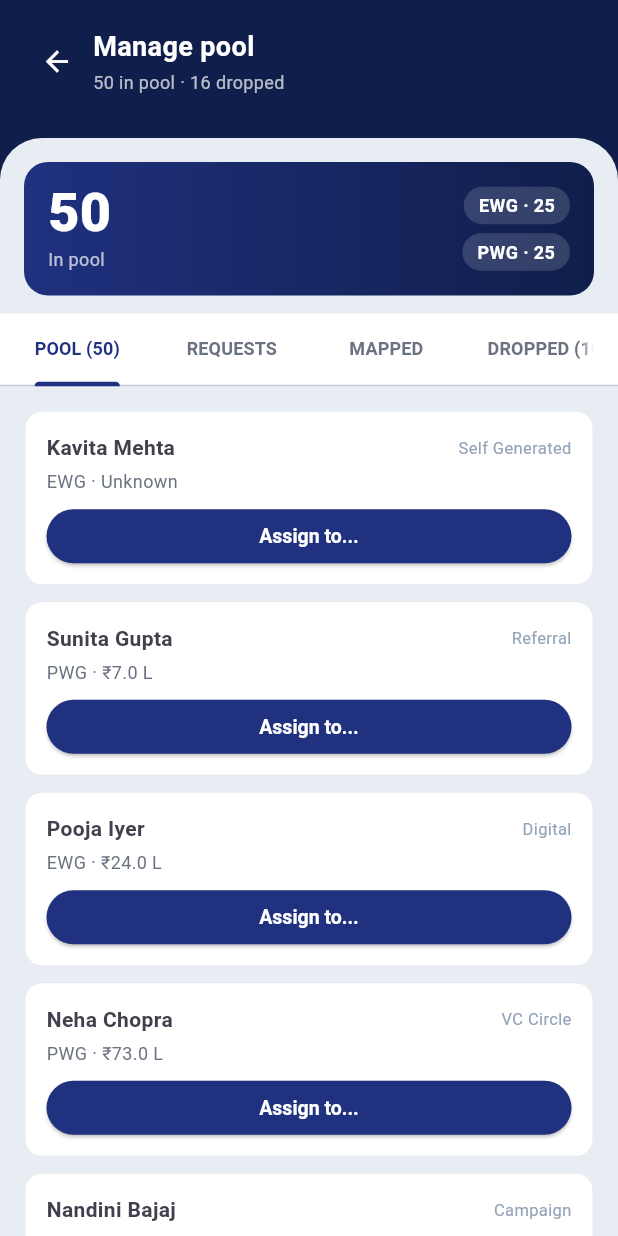
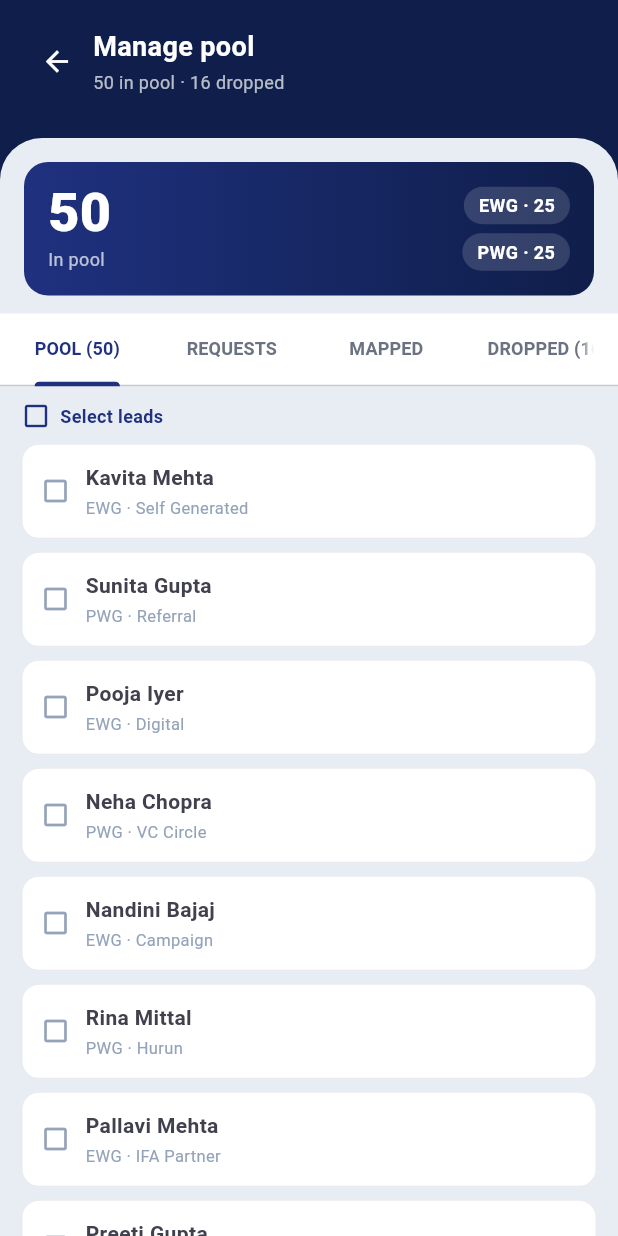
Before and after one commit to RahulVakil/matrix-lead-prospects, a Flutter app: the ManagePoolScreen screen opened by its route, on a phone screen of 412 x 824 dp. Run offline on Flutter 3.47's test engine with Material 3 defaults, Android fonts, the phone set to English and light mode, and no system bars; our stand-ins replace equatable, flutter_bloc, flutter_riverpod, get_it, go_router, google_fonts and 2 more.

Commit message:
Admin pool bulk assign, TL my-leads filter, 30-day status cycle, RM-6 claimed leads fix, demo scenario timing updated
Co-Authored-By: Claude Opus 4.6 (1M context) <noreply@anthropic.com>

```diff
--- a/lib/core/enums/ib_deal_type.dart
+++ b/lib/core/enums/ib_deal_type.dart
@@ -120,7 +120,7 @@ enum IbDealSizeBucket {
 }
 
 /// IB Status Tracking enum — hardcoded per spec. 5 values only.
-/// Reminder cadence: weekly (7 days); escalation at day 9.
+/// Reminder cadence: 30 days; escalation at day 32 (30+2).
 enum IbProgressStatus {
   inDiscussion('In Discussion'),
   proposalSent('Proposal Sent'),
--- a/lib/features/admin/presentation/pages/manage_pool_screen.dart
+++ b/lib/features/admin/presentation/pages/manage_pool_screen.dart
@@ -204,72 +204,51 @@ class _ManagePoolScreenState extends State<ManagePoolScreen>
 // Tab 1: Assign leads
 // ────────────────────────────────────────────────────────────────────
 
-class _AssignTab extends StatelessWidget {
+class _AssignTab extends StatefulWidget {
   final List<LeadModel> poolLeads;
   final void Function(LeadModel lead, String rmId, String rmName) onAssign;
 
   const _AssignTab({required this.poolLeads, required this.onAssign});
 
   @override
-  Widget build(BuildContext context) {
-    if (poolLeads.isEmpty) {
-      return const CompassEmptyState(
-        icon: Icons.inventory_2_outlined,
-        title: 'Pool is empty',
-        subtitle: 'No unassigned leads available',
-      );
+  State<_AssignTab> createState() => _AssignTabState();
 }
+
+class _AssignTabState extends State<_AssignTab> {
+  final Set<String> _selected = {};
+
+  void _toggleSelection(String id) {
+    setState(() {
+      if (_selected.contains(id)) {
+        _selected.remove(id);
+      } else {
+        _selected.add(id);
+      }
+    });
+  }
+
+  void _selectAll() {
+    setState(() {
+      if (_selected.length == widget.poolLeads.length) {
+        _selected.clear();
+      } else {
+        _selected.addAll(widget.poolLeads.map((l) => l.id));
+      }
+    });
+  }
+
+  void _showAssignSheet() {
+    if (_selected.isEmpty) return;
     final rms = MockDataGenerators.allRMs;
-    return ListView.builder(
-      padding: const EdgeInsets.all(16),
-      itemCount: poolLeads.length,
-      itemBuilder: (_, i) {
-        final lead = poolLeads[i];
-        return Container(
-          margin: const EdgeInsets.only(bottom: 10),
-          padding: const EdgeInsets.all(14),
-          decoration: BoxDecoration(
-            color: AppColors.surfacePrimary,
-            borderRadius: BorderRadius.circular(12),
-            border: Border.all(color: AppColors.borderDefault.withValues(alpha: 0.5)),
-          ),
-          child: Column(
-            crossAxisAlignment: CrossAxisAlignment.start,
-            children: [
-              Row(
-                children: [
-                  Expanded(
-                    child: Text(
-                      lead.fullName,
-                      style: AppTextStyles.labelLarge.copyWith(fontWeight: FontWeight.w700),
-                      maxLines: 1,
-                      overflow: TextOverflow.ellipsis,
-                    ),
-                  ),
-                  Text(
-                    lead.source.label,
-                    style: AppTextStyles.caption.copyWith(color: AppColors.textHint),
-                  ),
-                ],
-              ),
-              const SizedBox(height: 4),
-              Text(
-                '${lead.vertical} · ${lead.aumDisplay}',
-                style: AppTextStyles.bodySmall.copyWith(color: AppColors.textSecondary),
-              ),
-              const SizedBox(height: 10),
-              SizedBox(
-                height: 36,
-                width: double.infinity,
-                child: ElevatedButton(
-                  onPressed: () {
+    final selectedLeads =
+        widget.poolLeads.where((l) => _selected.contains(l.id)).toList();
     showModalBottomSheet(
       context: context,
       backgroundColor: Colors.transparent,
-                      builder: (_) => Container(
+      builder: (sheetCtx) => Container(
         decoration: const BoxDecoration(
           color: Colors.white,
-                          borderRadius: BorderRadius.vertical(top: Radius.circular(27)),
+          borderRadius: BorderRadius.vertical(top: Radius.circular(20)),
         ),
         child: SafeArea(
           top: false,
@@ -279,26 +258,51 @@ class _AssignTab extends StatelessWidget {
               mainAxisSize: MainAxisSize.min,
               crossAxisAlignment: CrossAxisAlignment.start,
               children: [
-                                Text('Assign to RM', style: AppTextStyles.heading3.copyWith(fontWeight: FontWeight.w700)),
+                Text(
+                  'Assign ${selectedLeads.length} lead${selectedLeads.length == 1 ? '' : 's'} to RM',
+                  style: AppTextStyles.heading3
+                      .copyWith(fontWeight: FontWeight.w700),
+                ),
                 const SizedBox(height: 14),
                 ConstrainedBox(
-                                  constraints: BoxConstraints(maxHeight: MediaQuery.of(context).size.height * 0.4),
+                  constraints: BoxConstraints(
+                      maxHeight:
+                          MediaQuery.of(context).size.height * 0.4),
                   child: ListView(
                     shrinkWrap: true,
-                                    children: rms.map((rm) => ListTile(
+                    children: rms
+                        .map((rm) => ListTile(
                               contentPadding: EdgeInsets.zero,
                               leading: CircleAvatar(
                                 radius: 18,
-                                        backgroundColor: const Color(0xFFDBEAFE),
-                                        child: Text(rm.initials, style: AppTextStyles.caption.copyWith(color: AppColors.navyPrimary, fontWeight: FontWeight.w700)),
+                                backgroundColor:
+                                    const Color(0xFFDBEAFE),
+                                child: Text(rm.initials,
+                                    style: AppTextStyles.caption
+                                        .copyWith(
+                                            color:
+                                                AppColors.navyPrimary,
+                                            fontWeight:
+                                                FontWeight.w700)),
                               ),
-                                      title: Text(rm.name, style: AppTextStyles.bodyMedium.copyWith(fontWeight: FontWeight.w600)),
-                                      subtitle: Text(rm.designation ?? '', style: AppTextStyles.caption),
+                              title: Text(rm.name,
+                                  style: AppTextStyles.bodyMedium
+                                      .copyWith(
+                                          fontWeight:
+                                              FontWeight.w600)),
+                              subtitle: Text(
+                                  rm.designation ?? '',
+                                  style: AppTextStyles.caption),
                               onTap: () {
-                                        Navigator.pop(context);
-                                        onAssign(lead, rm.id, rm.name);
+                                Navigator.pop(sheetCtx);
+                                for (final lead in selectedLeads) {
+                                  widget.onAssign(
+                                      lead, rm.id, rm.name);
+                                }
+                                setState(() => _selected.clear());
                               },
-                                    )).toList(),
+                            ))
+                        .toList(),
                   ),
                 ),
               ],
@@ -307,19 +311,136 @@ class _AssignTab extends StatelessWidget {
         ),
       ),
     );
-                  },
-                  style: ElevatedButton.styleFrom(
-                    backgroundColor: AppColors.navyPrimary,
-                    foregroundColor: Colors.white,
-                    shape: RoundedRectangleBorder(borderRadius: BorderRadius.circular(20)),
+  }
+
+  @override
+  Widget build(BuildContext context) {
+    if (widget.poolLeads.isEmpty) {
+      return const CompassEmptyState(
+        icon: Icons.inventory_2_outlined,
+        title: 'Pool is empty',
+        subtitle: 'No unassigned leads available',
+      );
+    }
+    return Column(
+      children: [
+        // Selection toolbar
+        Container(
+          padding: const EdgeInsets.fromLTRB(14, 10, 14, 8),
+          child: Row(
+            children: [
+              InkWell(
+                onTap: _selectAll,
+                child: Row(
+                  mainAxisSize: MainAxisSize.min,
+                  children: [
+                    Icon(
+                      _selected.length == widget.poolLeads.length
+                          ? Icons.check_box
+                          : _selected.isEmpty
+                              ? Icons.check_box_outline_blank
+                              : Icons.indeterminate_check_box,
+                      size: 20,
+                      color: AppColors.navyPrimary,
                     ),
-                  child: const Text('Assign to...', style: TextStyle(fontSize: 13, fontWeight: FontWeight.w600)),
+                    const SizedBox(width: 6),
+                    Text(
+                      _selected.isEmpty
+                          ? 'Select leads'
+                          : '${_selected.length} selected',
+                      style: AppTextStyles.bodySmall.copyWith(
+                        color: AppColors.navyPrimary,
+                        fontWeight: FontWeight.w600,
                       ),
                     ),
                   ],
                 ),
+              ),
+              const Spacer(),
+              if (_selected.isNotEmpty)
+                ElevatedButton.icon(
+                  onPressed: _showAssignSheet,
+                  icon: const Icon(Icons.person_add_alt_1, size: 16),
+                  label: Text('Assign ${_selected.length}'),
+                  style: ElevatedButton.styleFrom(
+                    backgroundColor: AppColors.navyPrimary,
+                    foregroundColor: Colors.white,
+                    padding: const EdgeInsets.symmetric(
+                        horizontal: 14, vertical: 8),
+                    minimumSize: Size.zero,
+                    shape: RoundedRectangleBorder(
+                        borderRadius: BorderRadius.circular(10)),
+                  ),
+                ),
+            ],
+          ),
+        ),
+        Expanded(
+          child: ListView.builder(
+            padding: const EdgeInsets.fromLTRB(14, 0, 14, 96),
+            itemCount: widget.poolLeads.length,
+            itemBuilder: (_, i) {
+              final lead = widget.poolLeads[i];
+              final isChecked = _selected.contains(lead.id);
+              return InkWell(
+                onTap: () => _toggleSelection(lead.id),
+                child: Container(
+                  margin: const EdgeInsets.only(bottom: 8),
+                  padding: const EdgeInsets.all(12),
+                  decoration: BoxDecoration(
+                    color: isChecked
+                        ? AppColors.navyPrimary.withValues(alpha: 0.06)
+                        : AppColors.surfacePrimary,
+                    borderRadius: BorderRadius.circular(12),
+                    border: Border.all(
+                      color: isChecked
+                          ? AppColors.navyPrimary.withValues(alpha: 0.4)
+                          : AppColors.borderDefault
+                              .withValues(alpha: 0.5),
+                    ),
+                  ),
+                  child: Row(
+                    children: [
+                      Icon(
+                        isChecked
+                            ? Icons.check_box
+                            : Icons.check_box_outline_blank,
+                        size: 20,
+                        color: isChecked
+                            ? AppColors.navyPrimary
+                            : AppColors.textHint,
+                      ),
+                      const SizedBox(width: 10),
+                      Expanded(
+                        child: Column(
+                          crossAxisAlignment:
+                              CrossAxisAlignment.start,
+                          children: [
+                            Text(
+                              lead.fullName,
+                              style: AppTextStyles.labelLarge
+                                  .copyWith(
+                                      fontWeight: FontWeight.w700),
+                              maxLines: 1,
+                              overflow: TextOverflow.ellipsis,
+                            ),
+                            const SizedBox(height: 2),
+                            Text(
+                              '${lead.vertical} · ${lead.source.label}',
+                              style: AppTextStyles.caption.copyWith(
+                                  color: AppColors.textHint),
+                            ),
+                          ],
+                        ),
+                      ),
+                    ],
+                  ),
+                ),
               );
             },
+          ),
+        ),
+      ],
     );
   }
 }
--- a/lib/features/get_lead/presentation/pages/get_lead_screen.dart
+++ b/lib/features/get_lead/presentation/pages/get_lead_screen.dart
@@ -314,7 +314,7 @@ class _RequestForm extends StatelessWidget {
                         showCompassSnack(
                           context,
                           message:
-                              '${claimed.length} lead${claimed.length == 1 ? '' : 's'} claimed',
+                              'Lead${claimed.length == 1 ? '' : 's'} #${claimed.map((l) => l.id).join(', #')} claimed. View in All Leads.',
                           type: CompassSnackType.success,
                         );
                       }
--- a/lib/features/ib_lead/presentation/pages/ib_lead_detail_screen.dart
+++ b/lib/features/ib_lead/presentation/pages/ib_lead_detail_screen.dart
@@ -646,7 +646,7 @@ class _OverdueBanner extends StatelessWidget {
           Expanded(
             child: Text(
               'Status update overdue — $days days since last update. '
-              'Update now to stay compliant with the 7-day cycle.',
+              'Update now to stay compliant with the 30-day cycle.',
               style: AppTextStyles.bodySmall.copyWith(
                 color: AppColors.errorRed,
                 fontWeight: FontWeight.w600,
@@ -898,11 +898,11 @@ class _ProgressCard extends StatelessWidget {
       child: Column(
         crossAxisAlignment: CrossAxisAlignment.start,
         children: [
-          const CompassSectionHeader(title: 'Status updates (weekly cycle)'),
+          const CompassSectionHeader(title: 'Status updates (30-day cycle)'),
           const SizedBox(height: 6),
           if (lead.progressUpdates.isEmpty)
             Text(
-              'No updates yet. The RM owes a first update within 7 days of assignment.',
+              'No updates yet. The RM owes a first update within 30 days of assignment.',
               style: AppTextStyles.caption
                   .copyWith(color: AppColors.textSecondary),
             )
--- a/lib/features/ib_lead/presentation/widgets/progress_update_sheet.dart
+++ b/lib/features/ib_lead/presentation/widgets/progress_update_sheet.dart
@@ -99,7 +99,7 @@ class _ProgressUpdateSheetState extends State<_ProgressUpdateSheet> {
                     ),
                     const SizedBox(height: 4),
                     Text(
-                      '7-day cycle · pick the current stage and add a short note',
+                      '30-day cycle · pick the current stage and add a short note',
                       style: AppTextStyles.bodySmall
                           .copyWith(color: AppColors.textSecondary),
                     ),
```
Also changed, not shown: lib/core/models/ib_lead_model.dart (+4 -4 lines), lib/core/services/mock/mock_ib_lead_repository.dart (+15 -15 lines), lib/features/lead_inbox/presentation/cubit/lead_inbox_cubit.dart (+13 -1 lines), lib/features/lead_inbox/presentation/pages/lead_inbox_screen.dart (+31 -4 lines). Lines whose indentation alone changed are shown as unchanged.
